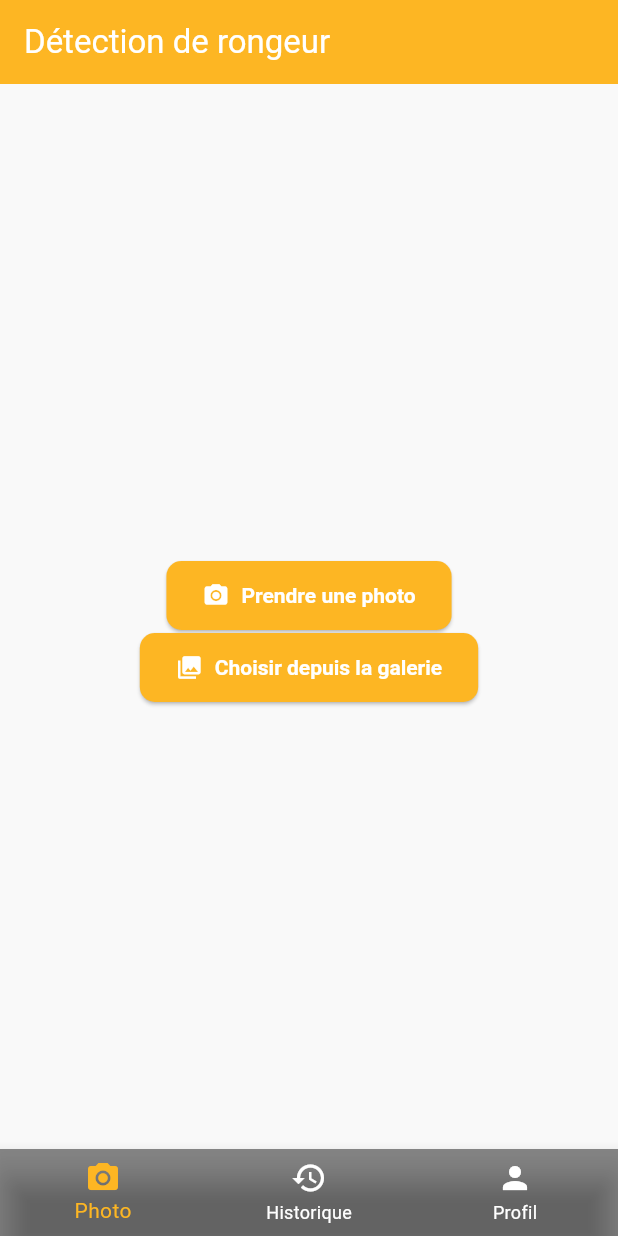
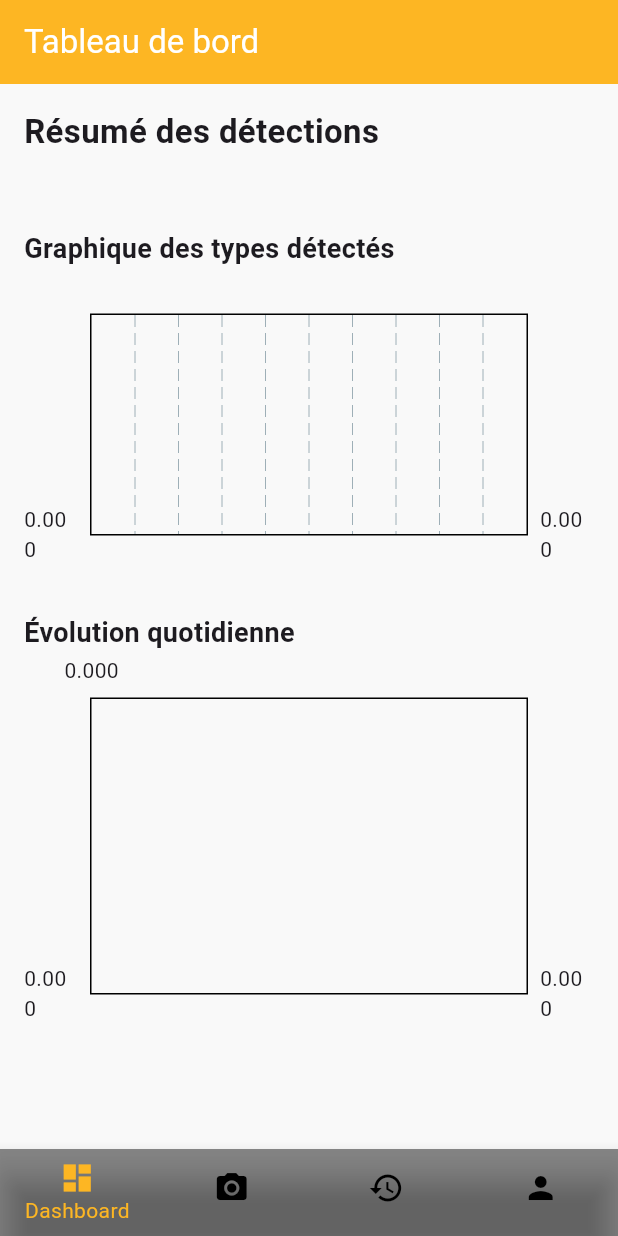
Before and after one commit to MAWABA-TECHNOLOGIES/agri_rongeur_mob, a Flutter app: the screen it shows once a user with an empty profile is signed in, on a phone screen of 412 x 824 dp. Run offline on Flutter 3.47's test engine with Material 3 defaults, Android fonts, the phone set to English and light mode, and no system bars; drawn by our look-alikes of fl_chart; our stand-ins replace cloud_firestore, firebase_auth, firebase_core, firebase_storage, image_picker; missing offline and left inert: dart:html; accounts and stored records are empty.

Commit message:
feat: Add Dashboard screen with charts
This commit introduces a new Dashboard screen that displays detection statistics using charts.

- Added `fl_chart` dependency for chart creation.
- Created `DashboardScreen` to fetch and display detection data.
- Implemented `_StatCard` widget to show summary statistics for each detected class.
- Implemented `_BarChartWidget` to visualize the count of each detected class.
- Implemented `_LineChartWidget` to show the daily evolution of detections.
- Added a "Dashboard" item to the bottom navigation bar.
- Updated `AppTheme` for bottom navigation bar styling.
- Created `StatCard` widget (though not used in DashboardScreen directly, it's a general purpose stat card).

```diff
--- /dev/null
+++ b/lib/screens/dashboard_sreen.dart
@@ -0,0 +1,233 @@
+import 'package:cloud_firestore/cloud_firestore.dart';
+import 'package:firebase_auth/firebase_auth.dart';
+import 'package:fl_chart/fl_chart.dart';
+import 'package:flutter/material.dart';
+import 'dart:math';
+
+class DashboardScreen extends StatefulWidget {
+  const DashboardScreen({super.key});
+
+  @override
+  State<DashboardScreen> createState() => _DashboardScreenState();
+}
+
+class _DashboardScreenState extends State<DashboardScreen> {
+  Map<String, int> classCounts = {};
+  Map<String, int> detectionsPerDay = {};
+  bool isLoading = true;
+
+  @override
+  void initState() {
+    super.initState();
+    fetchStats();
+  }
+
+  Future<void> fetchStats() async {
+    final user = FirebaseAuth.instance.currentUser;
+    if (user == null) return;
+
+    final snapshots = await FirebaseFirestore.instance
+        .collection("users")
+        .doc(user.uid)
+        .collection("history")
+        .orderBy("createdAt", descending: true)
+        .get();
+
+    final Map<String, int> tempClassCounts = {};
+    final Map<String, int> tempDetectionsPerDay = {};
+
+    for (var doc in snapshots.docs) {
+      final data = doc.data();
+      final List<dynamic> result = data['result'] ?? [];
+      final timestamp = data['createdAt'];
+      final date = timestamp != null && timestamp is Timestamp
+          ? timestamp.toDate().toString().split(' ')[0]
+          : 'Inconnu';
+
+      for (var pred in result) {
+        final className = pred['class_name'] ?? 'Inconnu';
+        tempClassCounts[className] = (tempClassCounts[className] ?? 0) + 1;
+        tempDetectionsPerDay[date] = (tempDetectionsPerDay[date] ?? 0) + 1;
+      }
+    }
+
+    setState(() {
+      classCounts = tempClassCounts;
+      detectionsPerDay = tempDetectionsPerDay;
+      isLoading = false;
+    });
+  }
+
+  @override
+  Widget build(BuildContext context) {
+    return Scaffold(
+      appBar: AppBar(
+        title: const Text('Tableau de bord'),
+      ),
+      body: isLoading
+          ? const Center(child: CircularProgressIndicator())
+          : RefreshIndicator(
+        onRefresh: fetchStats,
+        child: SingleChildScrollView(
+          physics: const AlwaysScrollableScrollPhysics(),
+          padding: const EdgeInsets.all(16),
+          child: Column(
+            crossAxisAlignment: CrossAxisAlignment.start,
+            children: [
+              const Text(
+                "Résumé des détections",
+                style: TextStyle(
+                  fontSize: 22,
+                  fontWeight: FontWeight.bold,
+                ),
+              ),
+              const SizedBox(height: 20),
+              Wrap(
+                spacing: 12,
+                runSpacing: 12,
+                children: classCounts.entries.map((entry) {
+                  return _StatCard(
+                    title: entry.key,
+                    value: entry.value.toString(),
+                    color: Colors.primaries[Random().nextInt(Colors.primaries.length)],
+                  );
+                }).toList(),
+              ),
+              const SizedBox(height: 30),
+              const Text(
+                "Graphique des types détectés",
+                style: TextStyle(
+                  fontSize: 18,
+                  fontWeight: FontWeight.bold,
+                ),
+              ),
+              SizedBox(height: 200, child: _BarChartWidget(data: classCounts)),
+              const SizedBox(height: 30),
+              const Text(
+                "Évolution quotidienne",
+                style: TextStyle(
+                  fontSize: 18,
+                  fontWeight: FontWeight.bold,
+                ),
+              ),
+              SizedBox(height: 250, child: _LineChartWidget(data: detectionsPerDay)),
+            ],
+          ),
+        ),
+      ),
+    );
+  }
+}
+
+class _StatCard extends StatelessWidget {
+  final String title;
+  final String value;
+  final Color color;
+
+  const _StatCard({required this.title, required this.value, required this.color});
+
+  @override
+  Widget build(BuildContext context) {
+    return Container(
+      width: 160,
+      padding: const EdgeInsets.all(16),
+      decoration: BoxDecoration(
+        color: color.withOpacity(0.1),
+        borderRadius: BorderRadius.circular(16),
+        border: Border.all(color: color.withOpacity(0.4)),
+      ),
+      child: Column(
+        crossAxisAlignment: CrossAxisAlignment.start,
+        children: [
+          Text(title, style: TextStyle(fontSize: 16, color: color)),
+          const SizedBox(height: 8),
+          Text(value, style: TextStyle(fontSize: 20, fontWeight: FontWeight.bold, color: color)),
+        ],
+      ),
+    );
+  }
+}
+
+class _BarChartWidget extends StatelessWidget {
+  final Map<String, int> data;
+
+  const _BarChartWidget({required this.data});
+
+  @override
+  Widget build(BuildContext context) {
+    final items = data.entries.toList();
+    return BarChart(
+      BarChartData(
+        barGroups: List.generate(items.length, (index) {
+          return BarChartGroupData(
+            x: index,
+            barRods: [
+              BarChartRodData(
+                toY: items[index].value.toDouble(),
+                width: 16,
+                color: Theme.of(context).primaryColor,
+              ),
+            ],
+          );
+        }),
+        titlesData: FlTitlesData(
+          bottomTitles: AxisTitles(
+            sideTitles: SideTitles(
+              showTitles: true,
+              getTitlesWidget: (value, meta) {
+                if (value.toInt() >= items.length) return const SizedBox.shrink();
+                return Padding(
+                  padding: const EdgeInsets.only(top: 4.0),
+                  child: Text(
+                    items[value.toInt()].key,
+                    style: const TextStyle(fontSize: 10),
+                  ),
+                );
+              },
+            ),
+          ),
+        ),
+      ),
+    );
+  }
+}
+
+class _LineChartWidget extends StatelessWidget {
+  final Map<String, int> data;
+
+  const _LineChartWidget({required this.data});
+
+  @override
+  Widget build(BuildContext context) {
+    final spots = <FlSpot>[];
+    final labels = data.keys.toList()..sort();
+
+    for (int i = 0; i < labels.length; i++) {
+      spots.add(FlSpot(i.toDouble(), data[labels[i]]!.toDouble()));
+    }
+
+    return LineChart(
+      LineChartData(
+        titlesData: FlTitlesData(
+          bottomTitles: AxisTitles(
+            sideTitles: SideTitles(
+              showTitles: true,
+              getTitlesWidget: (value, meta) {
+                if (value.toInt() >= labels.length) return const SizedBox.shrink();
+                return Text(labels[value.toInt()], style: const TextStyle(fontSize: 10));
+              },
+            ),
+          ),
+        ),
+        lineBarsData: [
+          LineChartBarData(
+            spots: spots,
+            isCurved: true,
+            barWidth: 2,
+            color: Theme.of(context).colorScheme.primary,
+          ),
+        ],
+      ),
+    );
+  }
+}
--- a/lib/screens/home_screen.dart
+++ b/lib/screens/home_screen.dart
@@ -1,3 +1,5 @@
+import 'package:agri_rongeur_mob/screens/dashboard_sreen.dart';
+import 'package:agri_rongeur_mob/themes/app_theme.dart';
 import 'package:flutter/material.dart';
 import 'camera_screen.dart';
 import 'history_screen.dart';
@@ -14,6 +16,7 @@ class _HomeScreenState extends State<HomeScreen> {
   int _selectedIndex = 0;
 
   final List<Widget> _pages = [
+    const DashboardScreen(),
     const CameraScreen(),
     const HistoryScreen(),
     const ProfileScreen(),
@@ -27,15 +30,16 @@ class _HomeScreenState extends State<HomeScreen> {
   Widget build(BuildContext context) {
     return Scaffold(
       body: _pages[_selectedIndex],
-      // floatingActionButton: FloatingActionButton(
-      //   onPressed: () => _onItemTapped(0),
-      //   child: const Icon(Icons.camera_alt),
-      // ),
-      // floatingActionButtonLocation: FloatingActionButtonLocation.centerDocked,
       bottomNavigationBar: BottomNavigationBar(
+        type: BottomNavigationBarType.fixed,
+        backgroundColor: AppTheme.lightTheme.bottomNavigationBarTheme.backgroundColor,
         currentIndex: _selectedIndex,
         onTap: _onItemTapped,
         items: const [
+          BottomNavigationBarItem(
+            icon: Icon(Icons.dashboard),
+            label: 'Dashboard',
+          ),
           BottomNavigationBarItem(
             icon: Icon(Icons.camera_alt),
             label: 'Photo',
--- a/lib/themes/app_theme.dart
+++ b/lib/themes/app_theme.dart
@@ -48,8 +48,8 @@ class AppTheme {
     bottomNavigationBarTheme: const BottomNavigationBarThemeData(
       backgroundColor: Colors.black45,
       selectedItemColor: Color(0xFFFDB623),
-      unselectedItemColor: Colors.white,
-      showUnselectedLabels: true,
+      unselectedItemColor: Colors.black,
+      showUnselectedLabels: false,
     )
   );
 }
--- a/pubspec.yaml
+++ b/pubspec.yaml
@@ -19,6 +19,7 @@ dependencies:
   http: ^0.13.6
   path: ^1.8.3
   http_parser: ^4.0.2
+  fl_chart: ^0.66.0
 
 dev_dependencies:
   flutter_test:
```
Also changed, not shown: lib/widgets/stat_card.dart (added, +47 -0 lines), pubspec.lock.
